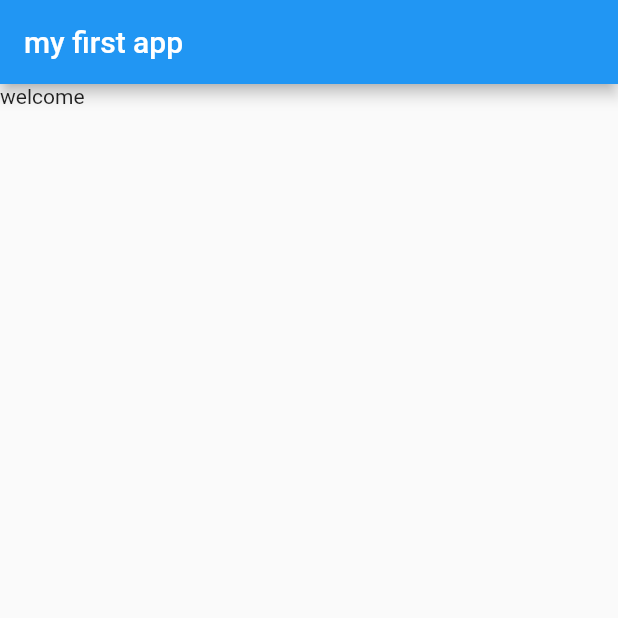
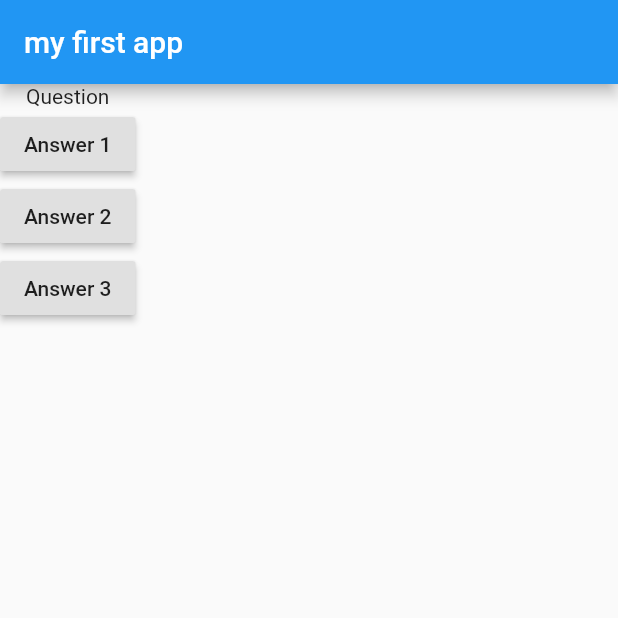
Before and after one commit to Deependra12/personality-detector-quiz-app, a Flutter app: the screen it shows after launch, on a phone screen of 412 x 824 dp, the top half of it. Run offline on Flutter 3.47's test engine with Material 2 defaults, Android fonts, the phone set to English and light mode, and no system bars.

Commit message:
button and function

```diff
--- a/basic/lib/main.dart
+++ b/basic/lib/main.dart
@@ -5,13 +5,40 @@ void main() {
 }
 
 class MyApp extends StatelessWidget {
+  void answerQuestion() {
+    print('answer clicked');
+  }
+
   @override
   Widget build(BuildContext context) {
-    return  MaterialApp(
-      home:Scaffold(
-        appBar: AppBar(title: const Text('my first app'),),
-        body:const Text ('welcome '),
-        )
-    );
+    return MaterialApp(
+        home: Scaffold(
+      appBar: AppBar(
+        title: const Text('my first app'),
+      ),
+      body: Column(
+        // ignore: prefer_const_literals_to_create_immutables
+        children: [
+          const Text('Question'),
+          RaisedButton(
+              onPressed: answerQuestion,
+              child: const Text(
+                'Answer 1',
+              )),
+          RaisedButton(
+              onPressed: () {
+                print('answer 2 chosen');
+              },
+              child: const Text(
+                'Answer 2',
+              )),
+          RaisedButton(
+              onPressed: () => print('answer 3 chosen'),
+              child: const Text(
+                'Answer 3',
+              )),
+        ],
+      ),
+    ));
   }
 }
```
